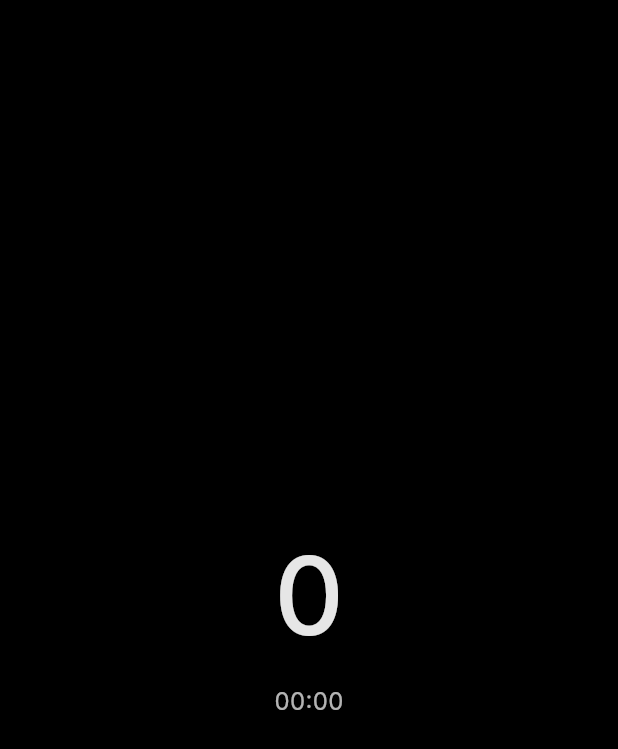
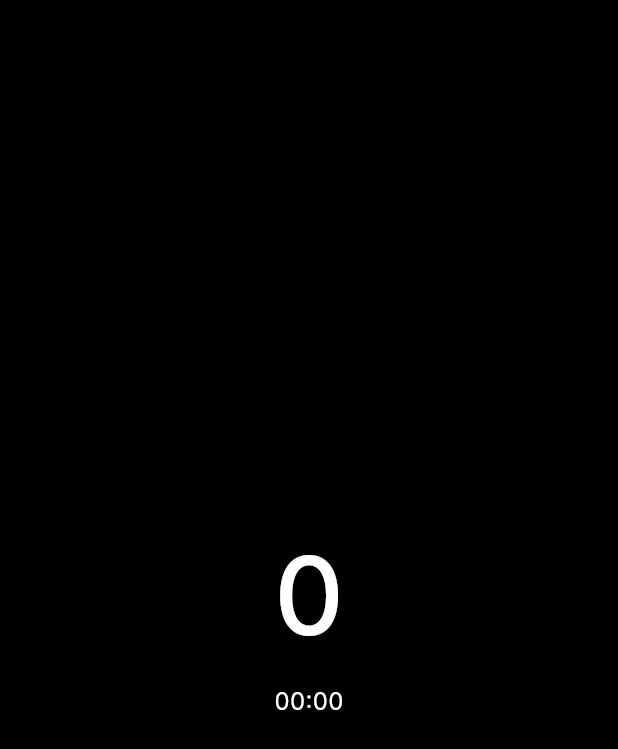
Before and after one commit to amanat-2003/shunya-meditation-app, a Flutter app: the MeditationScreen screen opened by its route, on a phone screen of 412 x 824 dp. Shown: the top 749 px of the screen. Run offline on Flutter 3.47's test engine with Material 3 defaults, Android fonts, the phone set to English and light mode, and no system bars; our stand-ins replace connectivity_plus, file_picker, fl_chart, flutter_riverpod, go_router, google_sign_in and 5 more; missing offline and left inert: app_settings, screen_brightness; accounts and stored records are empty; Roboto replaces fonts that are missing (Inter).

Commit message:
style: maximize bright mode opacity and intercept system back navigation

```diff
--- a/lib/features/meditation/presentation/screens/meditation_screen.dart
+++ b/lib/features/meditation/presentation/screens/meditation_screen.dart
@@ -220,6 +220,11 @@ class _MeditationScreenState extends ConsumerState<MeditationScreen> {
 
     return PopScope(
       canPop: false, // Disable back button / swipe-to-go-back
+      onPopInvokedWithResult: (didPop, _) {
+        if (!didPop) {
+          _showExitHint();
+        }
+      },
       child: Scaffold(
         backgroundColor: Colors.black,
         body: GestureDetector(
@@ -249,7 +254,7 @@ class _MeditationScreenState extends ConsumerState<MeditationScreen> {
                             fontSize: 72,
                             fontWeight: isBrightMode ? FontWeight.w500 : FontWeight.w200,
                             color: Colors.white.withValues(
-                                alpha: isBrightMode ? 0.90 : 0.06),
+                                alpha: isBrightMode ? 1.0 : 0.06),
                             letterSpacing: 2,
                           ),
                         ),
@@ -260,7 +265,7 @@ class _MeditationScreenState extends ConsumerState<MeditationScreen> {
                             fontSize: 16,
                             fontWeight: isBrightMode ? FontWeight.w400 : FontWeight.w300,
                             color: Colors.white.withValues(
-                                alpha: isBrightMode ? 0.70 : 0.04),
+                                alpha: isBrightMode ? 1.0 : 0.04),
                           ),
                         ),
                   ],
```
